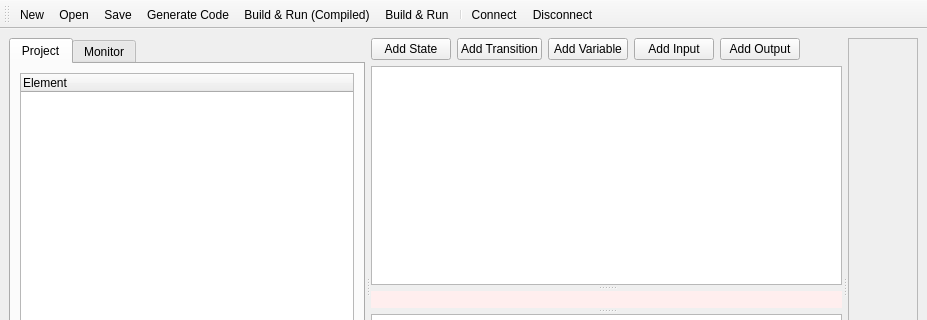
EightL/fsm-automata-editor-monitor, file src/core_fsm/ui_qt/mainwindow.ui: the form before one commit; both pictures show x 0 to 927 and y 0 to 320 of the 927 by 564 pixel window.
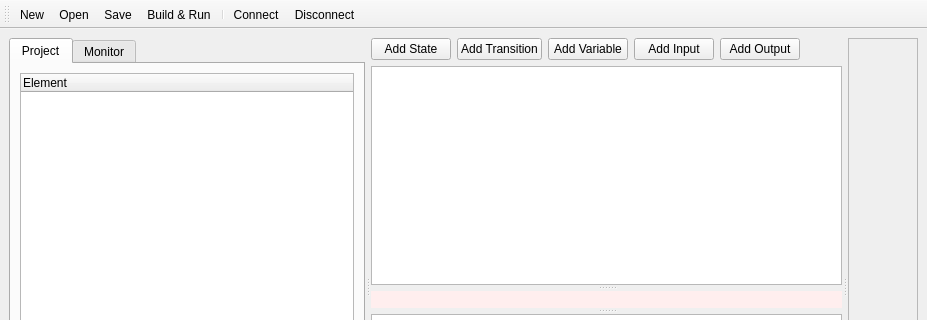
The form after the commit.

```diff
--- a/src/core_fsm/ui_qt/mainwindow.ui
+++ b/src/core_fsm/ui_qt/mainwindow.ui
@@ -265,8 +265,6 @@
    <addaction name="actionNew"/>
    <addaction name="actionOpen"/>
    <addaction name="actionSave"/>
-   <addaction name="actionGenerateCode"/>
-   <addaction name="actionBuildRunCompiled"/>
    <addaction name="actionBuildRun"/>
    <addaction name="separator"/>
    <addaction name="actionConnect"/>
@@ -355,22 +353,6 @@
     <string>Del</string>
    </property>
   </action>
-  <action name="actionGenerateCode">
-   <property name="text">
-    <string>Generate &amp;Code</string>
-   </property>
-   <property name="toolTip">
-    <string>Generate C++ interpreter code</string>
-   </property>
-  </action>
-  <action name="actionBuildRunCompiled">
-    <property name="text">
-      <string>Build &amp;&amp; Run (Compiled)</string>
-    </property>
-    <property name="toolTip">
-      <string>Generate, build &amp; launch the compiled FSM</string>
-    </property>
-  </action>
   <action name="actionBuildRun">
    <property name="text">
     <string>&amp;Build &amp;&amp; Run</string>
```
